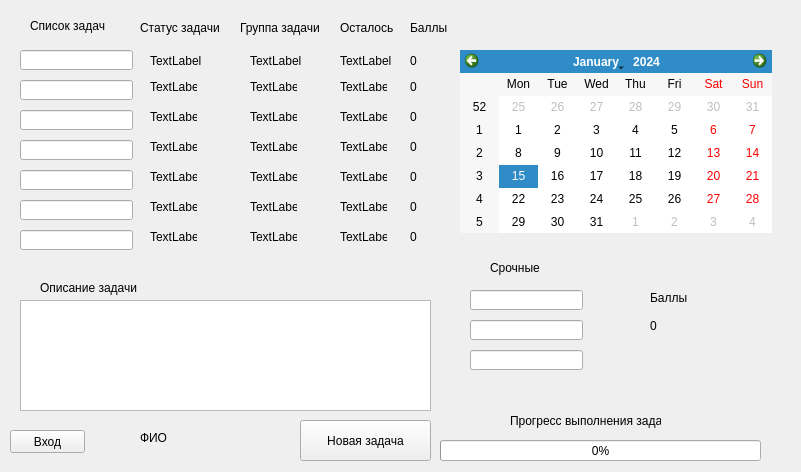
Above: untitled.ui from keregan/Active_staff_motivation_qt before the change. Below: the same form after it.
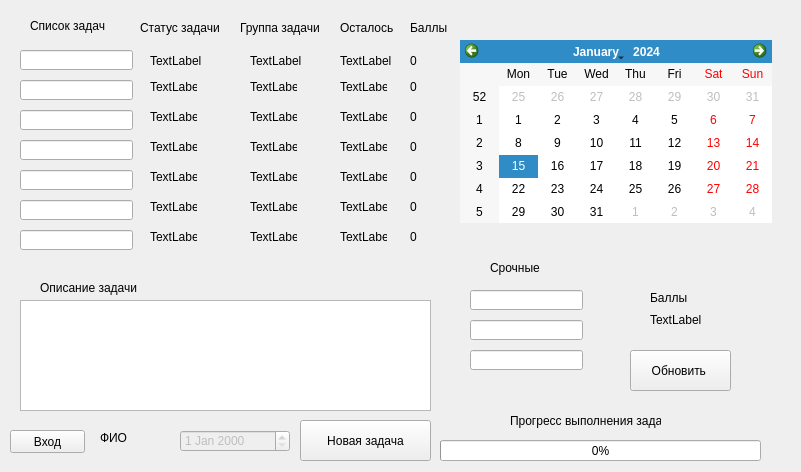
That is the form after the change.

Commit message: Connect form main and new_task

The edit to the form file:
```diff
--- a/untitled.ui
+++ b/untitled.ui
@@ -68,7 +68,7 @@
    <widget class="QLabel" name="user_data">
     <property name="geometry">
      <rect>
-      <x>140</x>
+      <x>100</x>
       <y>430</y>
       <width>91</width>
       <height>16</height>
@@ -97,19 +97,6 @@
      <string>Вход</string>
     </property>
    </widget>
-   <widget class="QLabel" name="ball">
-    <property name="geometry">
-     <rect>
-      <x>650</x>
-      <y>310</y>
-      <width>61</width>
-      <height>31</height>
-     </rect>
-    </property>
-    <property name="text">
-     <string>0</string>
-    </property>
-   </widget>
    <widget class="QLabel" name="label_8">
     <property name="geometry">
      <rect>
@@ -166,7 +153,7 @@
     <property name="geometry">
      <rect>
       <x>460</x>
-      <y>50</y>
+      <y>40</y>
       <width>312</width>
       <height>183</height>
      </rect>
@@ -521,7 +508,7 @@
      <rect>
       <x>340</x>
       <y>50</y>
-      <width>81</width>
+      <width>61</width>
       <height>21</height>
      </rect>
     </property>
@@ -701,6 +688,48 @@
      <string>0</string>
     </property>
    </widget>
+   <widget class="QLabel" name="label_24">
+    <property name="geometry">
+     <rect>
+      <x>650</x>
+      <y>310</y>
+      <width>51</width>
+      <height>20</height>
+     </rect>
+    </property>
+    <property name="text">
+     <string>TextLabel</string>
+    </property>
+   </widget>
+   <widget class="QDateEdit" name="dateEdit">
+    <property name="enabled">
+     <bool>false</bool>
+    </property>
+    <property name="geometry">
+     <rect>
+      <x>180</x>
+      <y>430</y>
+      <width>110</width>
+      <height>22</height>
+     </rect>
+    </property>
+    <property name="timeSpec">
+     <enum>Qt::LocalTime</enum>
+    </property>
+   </widget>
+   <widget class="QPushButton" name="pushButton_2">
+    <property name="geometry">
+     <rect>
+      <x>630</x>
+      <y>350</y>
+      <width>101</width>
+      <height>41</height>
+     </rect>
+    </property>
+    <property name="text">
+     <string>Обновить </string>
+    </property>
+   </widget>
   </widget>
  </widget>
  <resources/>
```
Left out of the diff: 3 changed lines with no effect on the pictures. The commit also changes 2 other files.
